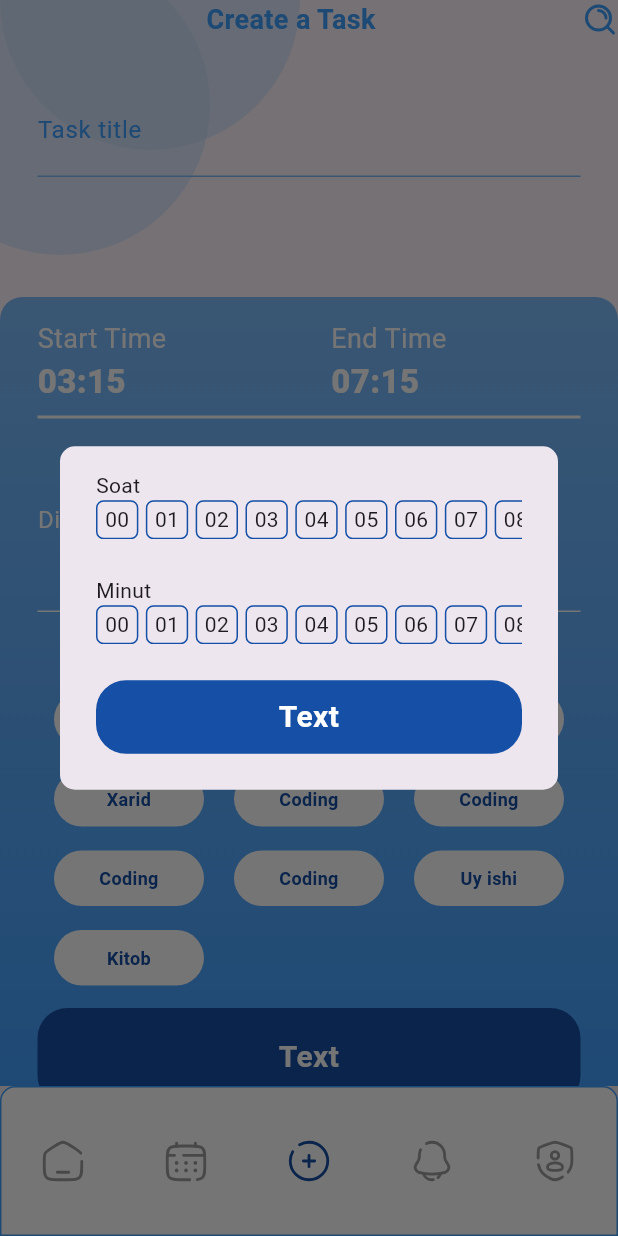
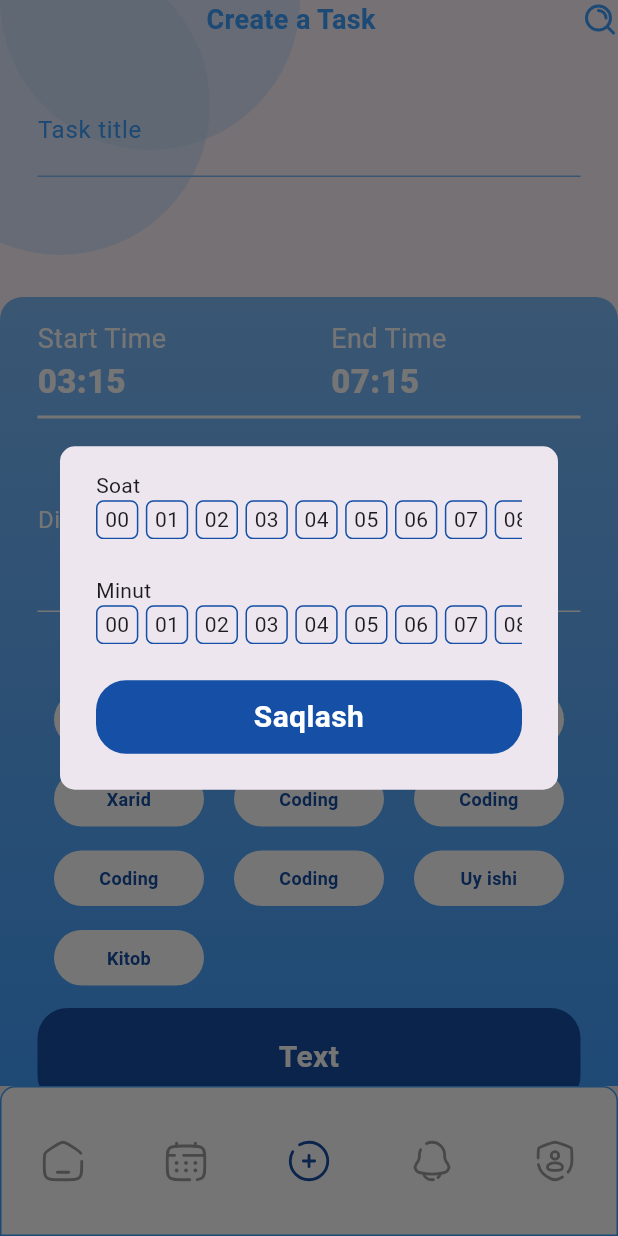
Before and after one commit to Inoyatovlee/Todo, a Flutter app: the MainPage screen opened directly, item 3 of the bottom bar chosen, after a tap on "Start Time", on a phone screen of 412 x 824 dp. Run offline on Flutter 3.47's test engine with Material 3 defaults, Android fonts, the phone set to English and light mode, and no system bars; our stand-ins replace flutter_svg, get, get_storage, smooth_page_indicator; accounts and stored records are empty.

```diff
--- a/lib/pages/CreateTask.dart
+++ b/lib/pages/CreateTask.dart
@@ -81,66 +81,8 @@ class _CreateTaskState extends State<CreateTask> {
                                 label: "Start Time",
                                 time: "03:15",
                                 onTap: () {
-                                  Get.dialog(AlertDialog(
-                                    shape: RoundedRectangleBorder(
-                                        borderRadius: BorderRadius.all(
-                                            Radius.circular(10))),
-                                    actions: [
-                                      Button1(onTap: () {}, dense: true)
-                                    ],
-                                    content: Column(
-                                      mainAxisSize: MainAxisSize.min,
-                                      crossAxisAlignment:
-                                          CrossAxisAlignment.start,
-                                      children: [
-                                        Text("Soat"),
-                                        SingleChildScrollView(
-                                          scrollDirection: Axis.horizontal,
-                                          child: Row(
-                                              children: List.generate(
-                                                  controller.hours.length,
-                                                  (index) {
-                                            return Container(
-                                              padding: EdgeInsets.symmetric(
-                                                  horizontal: 5, vertical: 2),
-                                              margin: EdgeInsets.only(right: 5),
-                                              decoration: BoxDecoration(
-                                                  border: Border.all(
-                                                    color: AppColor.blue7,
-                                                  ),
-                                                  borderRadius:
-                                                      BorderRadius.circular(5)),
-                                              child:
-                                                  Text(controller.hours[index]),
-                                            );
-                                          })),
-                                        ),
-                                        SizedBox(height: 24),
-                                        Text("Minut"),
-                                        SingleChildScrollView(
-                                          scrollDirection: Axis.horizontal,
-                                          child: Row(
-                                              children: List.generate(
-                                                  controller.minuts.length,
-                                                  (index) {
-                                            return Container(
-                                              padding: EdgeInsets.symmetric(
-                                                  horizontal: 5, vertical: 2),
-                                              margin: EdgeInsets.only(right: 5),
-                                              decoration: BoxDecoration(
-                                                  border: Border.all(
-                                                    color: AppColor.blue7,
-                                                  ),
-                                                  borderRadius:
-                                                      BorderRadius.circular(5)),
-                                              child: Text(
-                                                  controller.minuts[index]),
-                                            );
-                                          })),
-                                        )
-                                      ],
-                                    ),
-                                  ));
+                                  Get.dialog(
+                                      ChooseTimeDialog(controller: controller));
                                 }),
                             SizedBox(width: 110),
                             TaskTimeComponents(
@@ -227,6 +169,64 @@ class _CreateTaskState extends State<CreateTask> {
   }
 }
 
+class ChooseTimeDialog extends StatelessWidget {
+  ChooseTimeDialog({
+    super.key,
+    required this.controller,
+  });
+
+  TaskController controller;
+  @override
+  Widget build(BuildContext context) {
+    return AlertDialog(
+      shape: RoundedRectangleBorder(
+          borderRadius: BorderRadius.all(Radius.circular(10))),
+      actions: [Button1(onTap: () {}, dense: true, text: "Saqlash")],
+      content: Column(
+        mainAxisSize: MainAxisSize.min,
+        crossAxisAlignment: CrossAxisAlignment.start,
+        children: [
+          Text("Soat"),
+          SingleChildScrollView(
+            scrollDirection: Axis.horizontal,
+            child: Row(
+                children: List.generate(controller.hours.length, (index) {
+              return Container(
+                padding: EdgeInsets.symmetric(horizontal: 5, vertical: 2),
+                margin: EdgeInsets.only(right: 5),
+                decoration: BoxDecoration(
+                    border: Border.all(
+                      color: AppColor.blue7,
+                    ),
+                    borderRadius: BorderRadius.circular(5)),
+                child: Text(controller.hours[index]),
+              );
+            })),
+          ),
+          SizedBox(height: 24),
+          Text("Minut"),
+          SingleChildScrollView(
+            scrollDirection: Axis.horizontal,
+            child: Row(
+                children: List.generate(controller.minuts.length, (index) {
+              return Container(
+                padding: EdgeInsets.symmetric(horizontal: 5, vertical: 2),
+                margin: EdgeInsets.only(right: 5),
+                decoration: BoxDecoration(
+                    border: Border.all(
+                      color: AppColor.blue7,
+                    ),
+                    borderRadius: BorderRadius.circular(5)),
+                child: Text(controller.minuts[index]),
+              );
+            })),
+          )
+        ],
+      ),
+    );
+  }
+}
+
 class TaskTimeComponents extends StatelessWidget {
   TaskTimeComponents({
     super.key,
```
